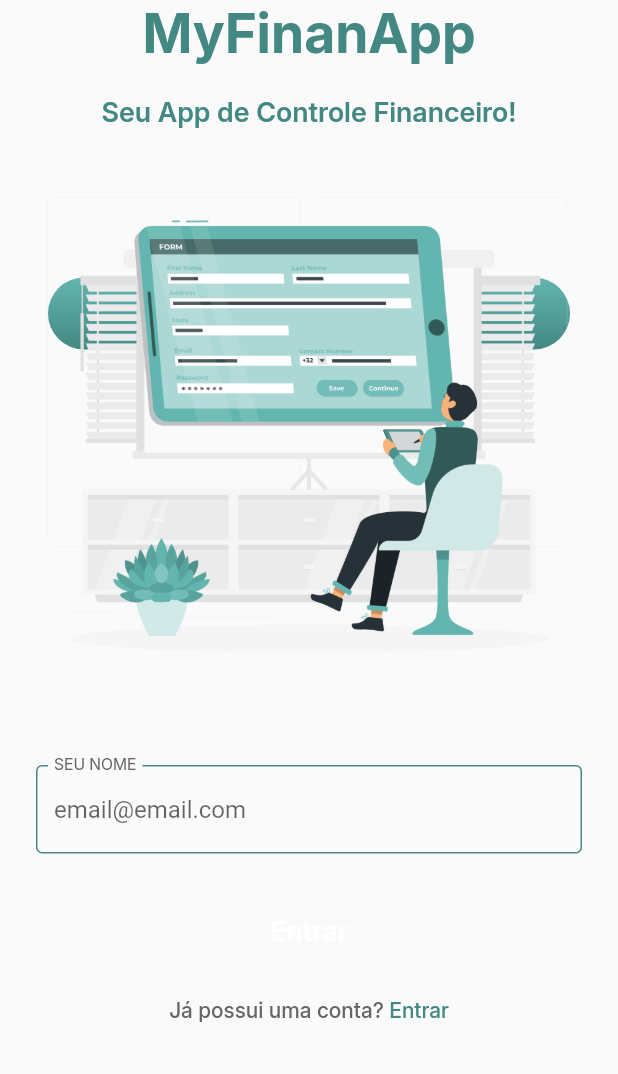
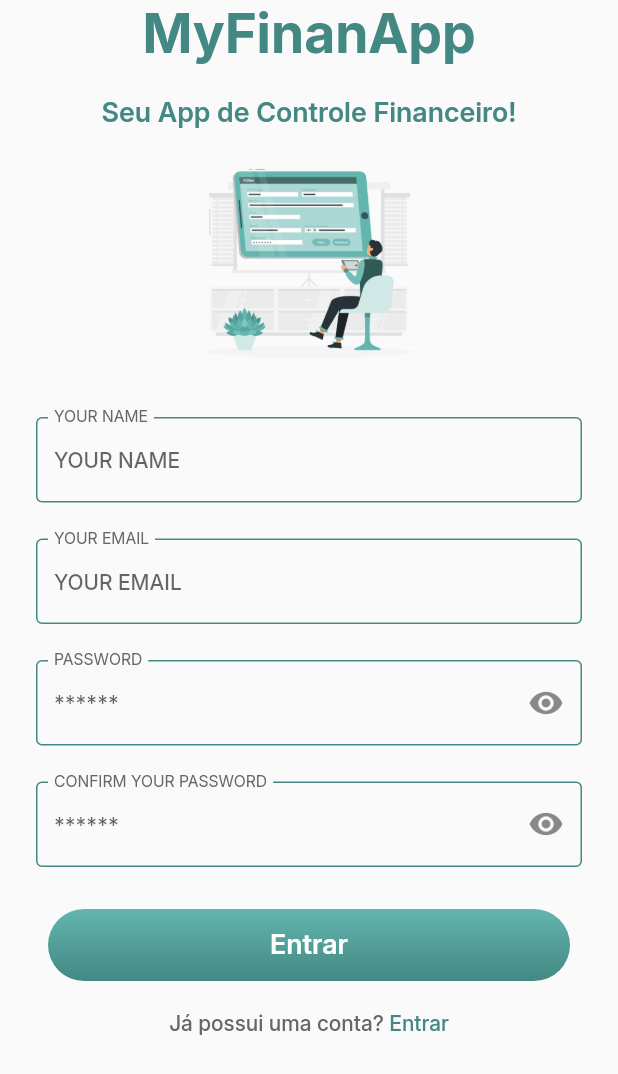
Before and after one commit to Rhayssam/MyFinanControl, a Flutter app: the screen it shows after launch, on a phone screen of 412 x 824 dp. Shown: the top 1074 px of the screen. Run offline on Flutter 3.47's test engine with Material 3 defaults, Android fonts, the phone set to English and light mode, and no system bars; our stand-ins replace sqflite, sqflite_common, synchronized; accounts and stored records are empty.

Commit message:
Creating PasswordFormField style

```diff
--- a/lib/app/core/ui/text_styles.dart
+++ b/lib/app/core/ui/text_styles.dart
@@ -28,4 +28,14 @@ class TextStyles {
     fontSize: 14.0,
     fontWeight: FontWeight.w400,
   );
+  static const TextStyle inputText = TextStyle(
+    fontFamily: 'Inter',
+    fontSize: 14.0,
+    fontWeight: FontWeight.w500,
+  );
+  static const TextStyle inputHintText = TextStyle(
+    fontFamily: 'Inter',
+    fontSize: 12.0,
+    fontWeight: FontWeight.w400,
+  );
 }
--- a/lib/app/core/ui/theme_config.dart
+++ b/lib/app/core/ui/theme_config.dart
@@ -23,6 +23,6 @@ class ThemeConfig {
   static const Color iceWhite = Color(0xFFEEF8F7);
   static const Color darkGrey = Color(0xFF444444);
   static const Color grey = Color(0xFF666666);
-  static const Color greenlightOne = Color(0xFF63B5AF);
-  static const Color greenlightTwo = Color(0xFF438883);
+  static const Color greenOne = Color(0xFF63B5AF);
+  static const Color greenTwo = Color(0xFF438883);
 }
--- /dev/null
+++ b/lib/app/core/utils/uppercase_text_formatter.dart
@@ -0,0 +1,14 @@
+import 'package:flutter/services.dart';
+
+class UppercaseTextInputFormatter extends TextInputFormatter {
+  @override
+  TextEditingValue formatEditUpdate(
+    TextEditingValue oldValue,
+    TextEditingValue newValue,
+  ) {
+    return TextEditingValue(
+      text: newValue.text.toUpperCase(),
+      selection: newValue.selection,
+    );
+  }
+}
--- a/lib/app/core/widgets/custom_text_form_field.dart
+++ b/lib/app/core/widgets/custom_text_form_field.dart
@@ -1,4 +1,6 @@
+// ignore_for_file: public_member_api_docs, sort_constructors_first
 import 'package:flutter/material.dart';
+import 'package:flutter/services.dart';
 
 import '../ui/text_styles.dart';
 import '../ui/theme_config.dart';
@@ -12,6 +14,9 @@ class CustomTextFormField extends StatefulWidget {
   final TextInputType? keyboardType;
   final int? maxLenght;
   final TextInputAction? textInputAction;
+  final Widget? suffixIcon;
+  final bool? obscureText;
+  final List<TextInputFormatter>? inputFormatters;
 
   const CustomTextFormField({
     Key? key,
@@ -23,6 +28,9 @@ class CustomTextFormField extends StatefulWidget {
     this.keyboardType,
     this.maxLenght,
     this.textInputAction,
+    this.suffixIcon,
+    this.obscureText,
+    this.inputFormatters,
   }) : super(key: key);
 
   @override
@@ -30,8 +38,8 @@ class CustomTextFormField extends StatefulWidget {
 }
 
 class _CustomTextFormFieldState extends State<CustomTextFormField> {
-  final defaultBorder = OutlineInputBorder(
-      borderSide: BorderSide(color: ThemeConfig.greenlightTwo));
+  final defaultBorder =
+      OutlineInputBorder(borderSide: BorderSide(color: ThemeConfig.greenTwo));
 
   @override
   Widget build(BuildContext context) {
@@ -42,6 +50,9 @@ class _CustomTextFormFieldState extends State<CustomTextFormField> {
             vertical: 12.0,
           ),
       child: TextFormField(
+        style: TextStyles.inputText.copyWith(color: ThemeConfig.greenOne),
+        inputFormatters: widget.inputFormatters,
+        obscureText: widget.obscureText ?? false,
         textInputAction: widget.textInputAction,
         maxLength: widget.maxLenght,
         keyboardType: widget.keyboardType,
@@ -49,6 +60,7 @@ class _CustomTextFormFieldState extends State<CustomTextFormField> {
         textCapitalization:
             widget.textCapitalization ?? TextCapitalization.none,
         decoration: InputDecoration(
+          suffixIcon: widget.suffixIcon,
           hintText: widget.hintText,
           floatingLabelBehavior: FloatingLabelBehavior.always,
           labelText: widget.labelText?.toUpperCase(),
--- /dev/null
+++ b/lib/app/core/widgets/password_form_field.dart
@@ -0,0 +1,47 @@
+// ignore_for_file: public_member_api_docs, sort_constructors_first
+import 'dart:developer';
+import 'package:flutter/material.dart';
+import 'package:finan_control/app/core/widgets/custom_text_form_field.dart';
+
+class PasswordFormField extends StatefulWidget {
+  final TextEditingController? controller;
+  final EdgeInsetsGeometry? padding;
+  final String? hintText;
+  final String? labelText;
+
+  const PasswordFormField({
+    Key? key,
+    this.controller,
+    this.padding,
+    this.hintText,
+    this.labelText,
+  }) : super(key: key);
+
+  @override
+  State<PasswordFormField> createState() => _PasswordFormFieldState();
+}
+
+class _PasswordFormFieldState extends State<PasswordFormField> {
+  bool isHidden = true;
+
+  @override
+  Widget build(BuildContext context) {
+    return CustomTextFormField(
+      obscureText: isHidden,
+      controller: widget.controller,
+      padding: widget.padding,
+      hintText: widget.hintText,
+      labelText: widget.labelText,
+      suffixIcon: InkWell(
+        borderRadius: BorderRadius.circular(23),
+        onTap: () {
+          log('message');
+          setState(() {
+            isHidden = !isHidden;
+          });
+        },
+        child: Icon(isHidden ? Icons.visibility : Icons.visibility_off),
+      ),
+    );
+  }
+}
--- a/lib/app/modules/onboard/onboard_page.dart
+++ b/lib/app/modules/onboard/onboard_page.dart
@@ -27,16 +27,16 @@ class OnboardPage extends StatelessWidget {
             ),
             Text(
               'MyFinanApp',
-              style: TextStyles.mediumText
-                  .copyWith(color: ThemeConfig.greenlightTwo),
+              style:
+                  TextStyles.mediumText.copyWith(color: ThemeConfig.greenTwo),
             ),
             SizedBox(
               height: 20,
             ),
             Text(
               'Seu App de Controle Financeiro!',
-              style: TextStyles.mediumText18
-                  .copyWith(color: ThemeConfig.greenlightTwo),
+              style:
+                  TextStyles.mediumText18.copyWith(color: ThemeConfig.greenTwo),
             ),
             Padding(
               padding: const EdgeInsets.only(
@@ -62,7 +62,7 @@ class OnboardPage extends StatelessWidget {
                 Text(
                   'Criar conta',
                   style: TextStyles.smallText.copyWith(
-                    color: ThemeConfig.greenlightTwo,
+                    color: ThemeConfig.greenTwo,
                   ),
                 ),
               ],
--- a/lib/app/modules/sign_up/sign_up_page.dart
+++ b/lib/app/modules/sign_up/sign_up_page.dart
@@ -1,6 +1,7 @@
 // ignore_for_file: public_member_api_docs, sort_constructors_first
+import 'package:finan_control/app/core/utils/uppercase_text_formatter.dart';
+import 'package:finan_control/app/core/widgets/password_form_field.dart';
 import 'package:flutter/material.dart';
-
 import '../../core/ui/text_styles.dart';
 import '../../core/ui/theme_config.dart';
 import '../../core/widgets/custom_text_form_field.dart';
@@ -19,7 +20,7 @@ class SignUpPage extends StatelessWidget {
             'MyFinanApp',
             textAlign: TextAlign.center,
             style: TextStyles.mediumText.copyWith(
-              color: ThemeConfig.greenlightTwo,
+              color: ThemeConfig.greenTwo,
             ),
           ),
           SizedBox(
@@ -29,18 +30,34 @@ class SignUpPage extends StatelessWidget {
             'Seu App de Controle Financeiro!',
             textAlign: TextAlign.center,
             style: TextStyles.mediumText18.copyWith(
-              color: ThemeConfig.greenlightTwo,
+              color: ThemeConfig.greenTwo,
             ),
           ),
           Image.asset(
             'assets/images/sign_up.png',
+            height: 180,
+            width: 415,
           ),
           Form(
             child: Column(
               children: [
                 CustomTextFormField(
-                  labelText: 'Seu nome',
-                  hintText: 'email@email.com',
+                  labelText: 'your name',
+                  hintText: 'YOUR NAME',
+                  inputFormatters: [UppercaseTextInputFormatter()],
+                ),
+                CustomTextFormField(
+                  labelText: 'your email',
+                  hintText: 'YOUR EMAIL',
+                  inputFormatters: [UppercaseTextInputFormatter()],
+                ),
+                PasswordFormField(
+                  labelText: 'password',
+                  hintText: '******',
+                ),
+                PasswordFormField(
+                  labelText: 'confirm your password',
+                  hintText: '******',
                 ),
               ],
             ),
@@ -69,7 +86,7 @@ class SignUpPage extends StatelessWidget {
               Text(
                 'Entrar',
                 style: TextStyles.smallText.copyWith(
-                  color: ThemeConfig.greenlightTwo,
+                  color: ThemeConfig.greenTwo,
                 ),
               ),
             ],
```
